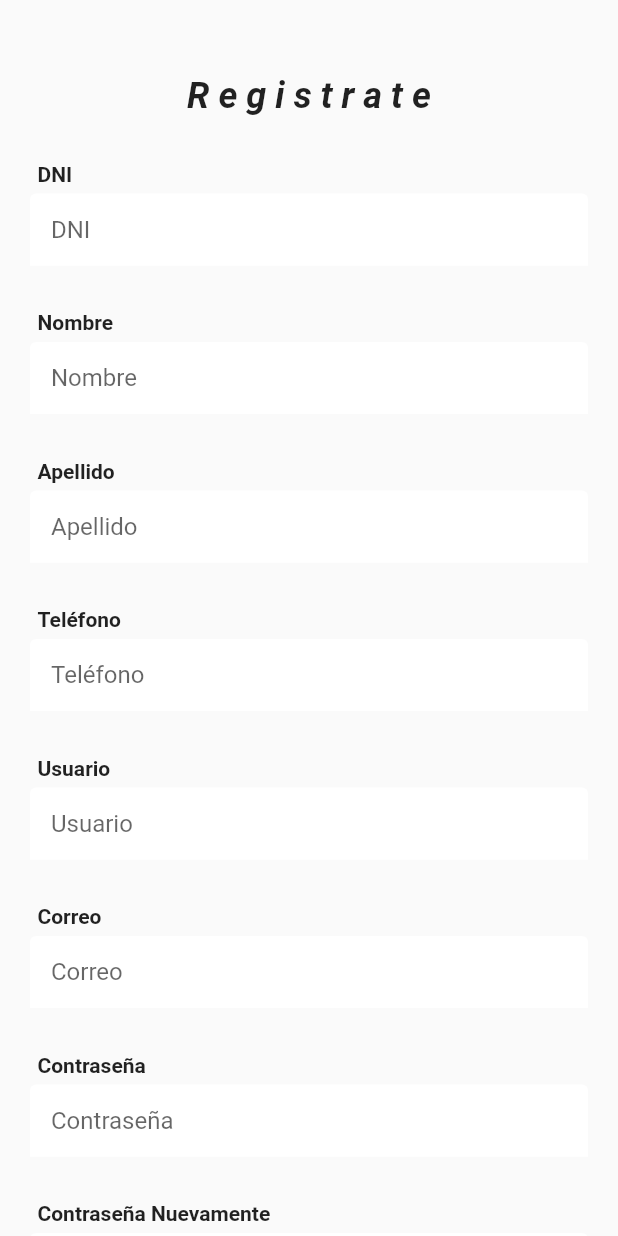
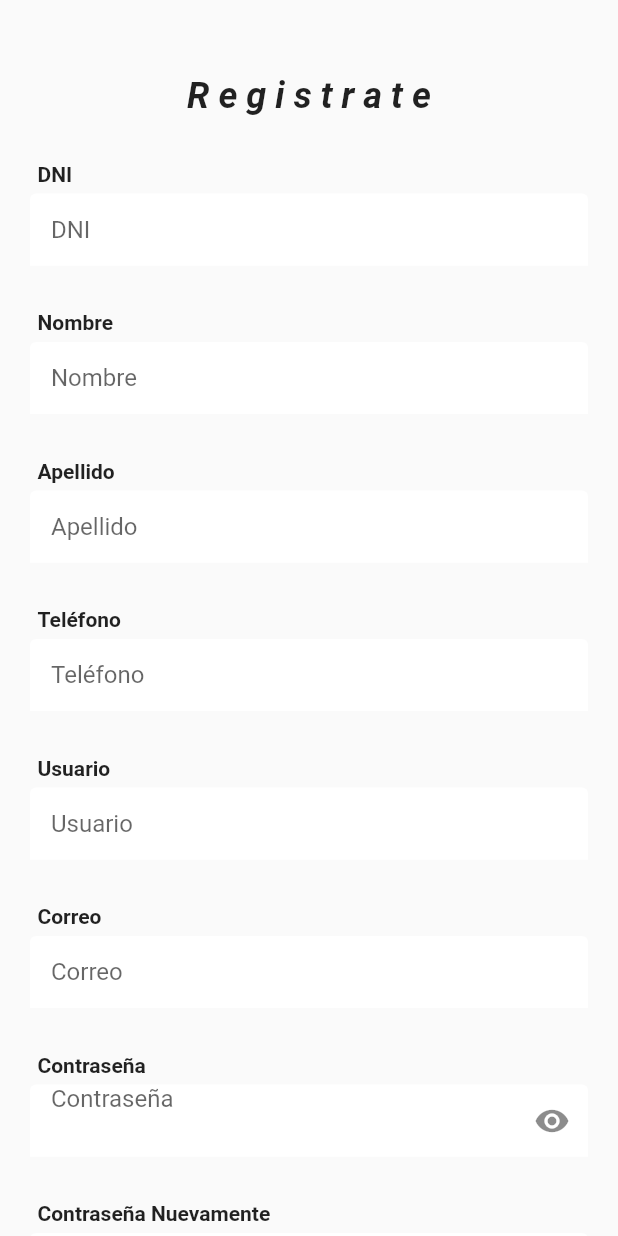
Before and after one commit to AlexisRM0511/limachay-app-grupo4, a Flutter app: the SignForm screen opened directly, on a phone screen of 412 x 824 dp. Run offline on Flutter 3.47's test engine with Material 2 defaults, Android fonts, the phone set to English and light mode, and no system bars; our stand-ins replace charts_flutter, cloud_firestore, fluttertoast; accounts and stored records are empty.

Commit message:
Advance Services Implements

```diff
--- a/lib/pages/sign_in.dart
+++ b/lib/pages/sign_in.dart
@@ -1,6 +1,9 @@
 import 'package:flutter/material.dart';
 
 const double margin = 20.0;
+
+bool _passVisibility = false;
+bool _passVisibility2 = false;
 
 final regexOnlyLetters = RegExp(r'^[A-Za-zÁÉÍÓÚáéíóúñÑ ]+$');
 
@@ -44,6 +47,18 @@ class SignForm extends StatefulWidget {
 class SignFormState extends State<SignForm> {
   final _formKey = GlobalKey<FormState>();
 
+  void _togglePassword1() {
+    setState(() {
+      _passVisibility = !_passVisibility;
+    });
+  }
+
+  void _togglePassword2() {
+    setState(() {
+      _passVisibility2 = !_passVisibility2;
+    });
+  }
+
   @override
   Widget build(BuildContext context) {
     return Scaffold(
@@ -74,8 +89,22 @@ class SignFormState extends State<SignForm> {
                         textForm("Teléfono", 9),
                         textForm("Usuario", 3),
                         textForm("Correo", 4),
-                        textForm("Contraseña", 5),
-                        textForm("Contraseña Nuevamente", 6),
+                        textForm2(
+                            "Contraseña", 5, _togglePassword1, _passVisibility),
+                        textForm2("Contraseña Nuevamente", 6, _togglePassword2,
+                            _passVisibility2),
+                        Container(
+                          alignment: Alignment.centerLeft,
+                          margin: const EdgeInsets.only(
+                              bottom: 10.0, left: margin, right: margin),
+                          child: const Text(
+                            ' * La contraseña debe alguno de los siguientes caracteres: @!%*?&',
+                            style: TextStyle(
+                              fontWeight: FontWeight.bold,
+                              fontStyle: FontStyle.italic,
+                            ),
+                          ),
+                        ),
                         buttonForm("Registrarse", _formKey, context),
                       ]))
                 ])));
@@ -101,7 +130,6 @@ Widget textForm(String label, int type) {
         margin:
             const EdgeInsets.only(bottom: 30.0, left: margin, right: margin),
         child: TextFormField(
-          obscureText: type == 5 || type == 6 ? true : false,
           decoration: InputDecoration(
             filled: true,
             fillColor: Colors.white,
@@ -119,6 +147,52 @@ Widget textForm(String label, int type) {
               : type == 4
                   ? TextInputType.emailAddress
                   : TextInputType.text,
+          validator: (value) {
+            return validarDato(value!, type, label);
+          },
+        ),
+      )
+    ],
+  );
+}
+
+Widget textForm2(
+    String label, int type, Function() _togglePassword, bool isPassword) {
+  return Column(
+    children: [
+      Align(
+          alignment: Alignment.centerLeft,
+          child: Container(
+            padding: const EdgeInsets.only(left: 25.0, bottom: 5.0),
+            child: Text(
+              label,
+              style: const TextStyle(
+                fontWeight: FontWeight.bold,
+                decorationStyle: TextDecorationStyle.solid,
+              ),
+            ),
+          )),
+      Container(
+        margin:
+            const EdgeInsets.only(bottom: 30.0, left: margin, right: margin),
+        child: TextFormField(
+          obscureText: isPassword ? true : false,
+          keyboardType: TextInputType.text,
+          decoration: InputDecoration(
+              filled: true,
+              fillColor: Colors.white,
+              hintText: label,
+              contentPadding: const EdgeInsets.only(left: 14.0),
+              focusedBorder: const OutlineInputBorder(
+                borderSide: BorderSide(color: Colors.white),
+              ),
+              enabledBorder: const UnderlineInputBorder(
+                borderSide: BorderSide(color: Colors.white),
+              ),
+              suffixIcon: IconButton(
+                  icon: Icon(
+                      isPassword ? Icons.visibility_off : Icons.visibility),
+                  onPressed: _togglePassword)),
           validator: (value) {
             return validarDato(value!, type, label);
           },
```
Also changed, not shown: lib/components/home.dart (+32 -37 lines), lib/components/home_search.dart (+3 -23 lines).
